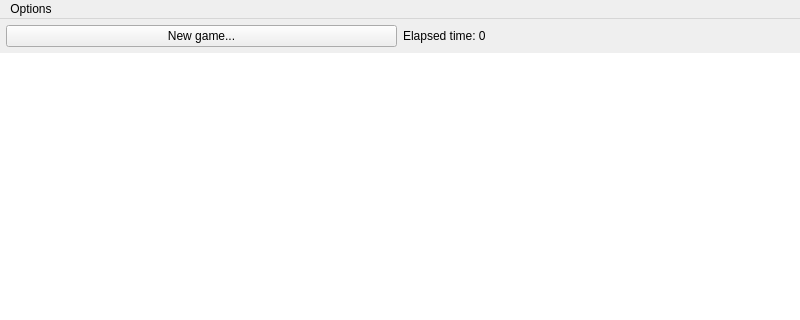
Before: the Qt Designer form mainwindow.ui in Venemo/puzzle-master, drawn with Qt 5; both pictures show x 0 to 800 and y 0 to 320 of the 800 by 480 pixel window.
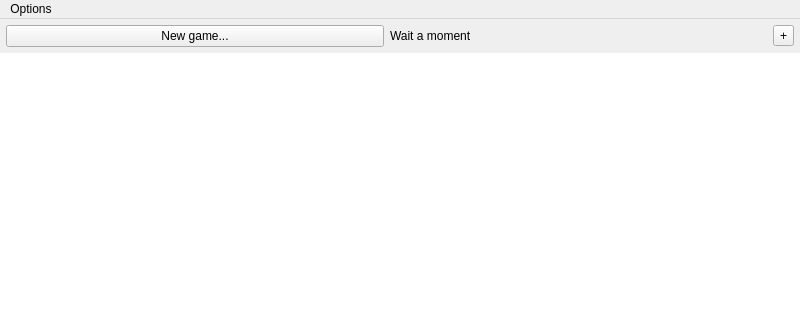
After: the same form once the commit is applied. Icons and pictures are not drawn.

Commit message: Added full screen button

Diff of the .ui file:
```diff
--- a/mainwindow.ui
+++ b/mainwindow.ui
@@ -61,7 +61,20 @@
       <item>
        <widget class="QLabel" name="lblTime">
         <property name="text">
-         <string>Elapsed time: 0</string>
+         <string>Wait a moment</string>
+        </property>
+       </widget>
+      </item>
+      <item>
+       <widget class="QToolButton" name="btnFullscreen">
+        <property name="text">
+         <string>+</string>
+        </property>
+        <property name="toolButtonStyle">
+         <enum>Qt::ToolButtonTextOnly</enum>
+        </property>
+        <property name="autoRaise">
+         <bool>false</bool>
         </property>
        </widget>
       </item>
```
The commit also changes 2 other files.
